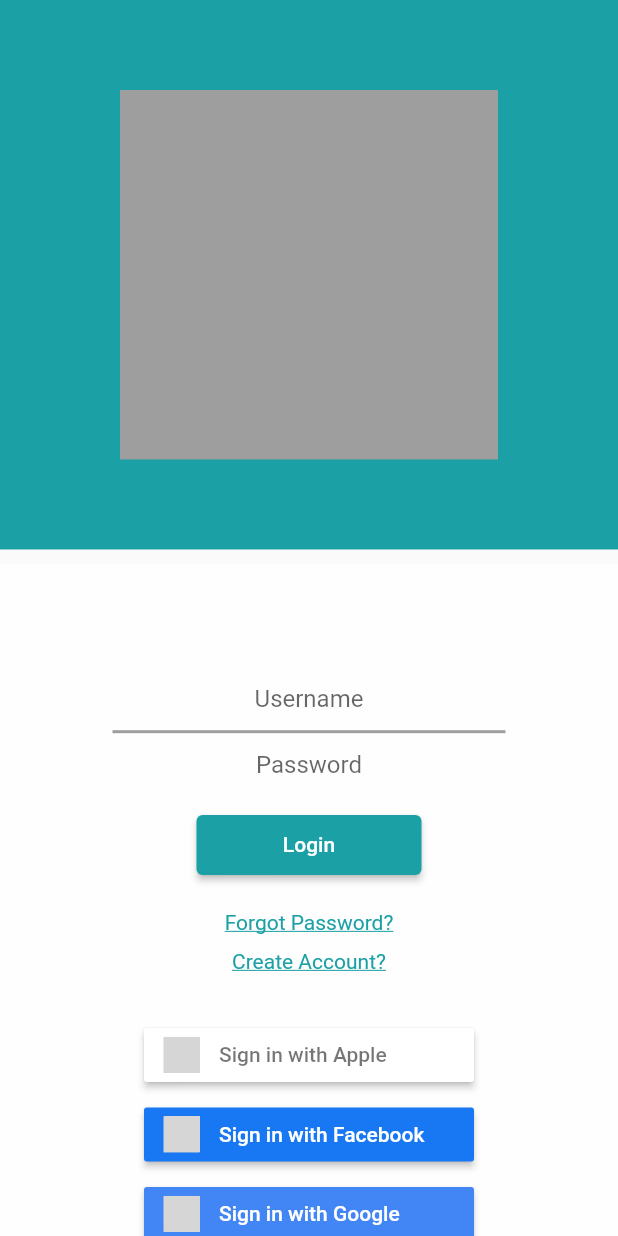
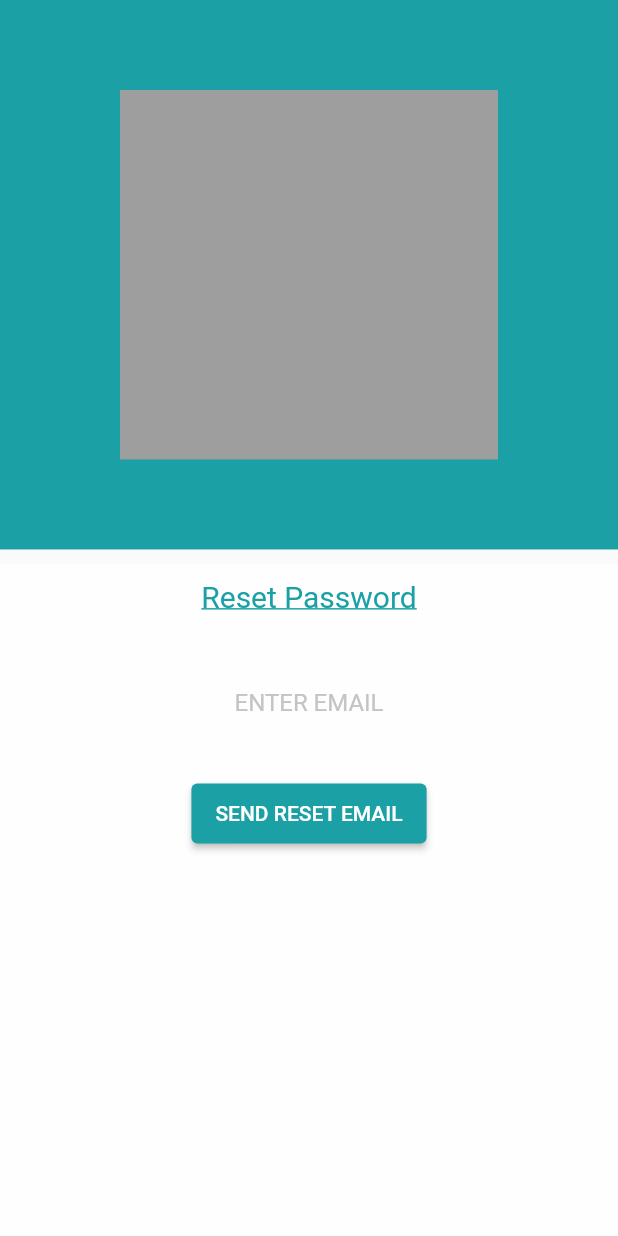
Before and after one commit to Uzairkhan98/Task-1, a Flutter app: the screen it shows after launch, after a tap on "Forgot Password?", on a phone screen of 412 x 824 dp. Run offline on Flutter 3.47's test engine with Material 2 defaults, Android fonts, the phone set to English and light mode, and no system bars; our stand-ins replace flutter_signin_button; grey boxes are pictures that could not be loaded.

Commit message:
Added final forget password and set password pages

```diff
--- a/lib/Screens/Signin/home.dart
+++ b/lib/Screens/Signin/home.dart
@@ -2,6 +2,7 @@ import 'package:flutter/material.dart';
 import 'package:flutter_signin_button/flutter_signin_button.dart';
 
 import '../Signup/home.dart';
+import 'reset.dart';
 
 
 class Signin extends StatefulWidget {
@@ -85,7 +86,14 @@ class _SigninState extends State<Signin> {
                               decoration: TextDecoration.underline,
                             ),
                           ),
-                          onTap: () => {}
+                          onTap: () => {
+                            Navigator.push(
+                              context,
+                              MaterialPageRoute(builder: (context) {
+                                return const Reset();
+                              }),
+                            )
+                          },
                       ),
                       const SizedBox(height: 10),
                       InkWell(
--- /dev/null
+++ b/lib/Screens/Signin/reset.dart
@@ -0,0 +1,94 @@
+import 'package:flutter/material.dart';
+
+import 'set.dart';
+
+class Reset extends StatefulWidget {
+  const Reset({Key? key}) : super(key: key);
+
+  @override
+  _ResetState createState() => _ResetState();
+}
+
+class _ResetState extends State<Reset> {
+  @override
+  Widget build(BuildContext context) {
+    return Scaffold(
+      body: Column(
+        children: <Widget>[
+          Expanded(
+            flex: 45,
+            child: Container(
+              color: const Color(0xff1ba1a5),
+              padding: const EdgeInsets.symmetric(horizontal: 80, vertical: 60),
+              child: SafeArea(
+                child: Container(
+                  color: Colors.grey,
+                ),
+              ),
+            ),
+          ),
+          const SizedBox(
+            height: 10,
+          ),
+          Expanded(
+            flex: 55,
+            child: Container(
+              color: Colors.white70,
+              child: Center(
+                child: Padding(
+                  padding: const EdgeInsets.fromLTRB(40,0,40,0),
+                  child: Column(
+                    children: <Widget>[
+                      const SizedBox(
+                        height: 10,
+                      ),
+                      InkWell(
+                          child: const Text('Reset Password',
+                            style: TextStyle(
+                              color: Color(0xff1ba1a5),
+                              decoration: TextDecoration.underline,
+                              fontSize: 20,
+                            ),
+                          ),
+                          onTap: () => {}
+                      ),
+                      const SizedBox(
+                        height: 50,
+                      ),
+                      TextField(
+                        textAlign: TextAlign.center,
+                        decoration: InputDecoration.collapsed(
+                            hintText: 'Enter Email'.toUpperCase(),
+                            hintStyle: const TextStyle(color: Color(0xffC4C4C4))
+                        ),
+                      ),
+                      const SizedBox(height: 20),
+                      Padding(
+                        padding: const EdgeInsets.symmetric(horizontal: 30, vertical: 20),
+                        child: ElevatedButton(
+                          onPressed: () =>  {
+                            Navigator.push(
+                              context,
+                              MaterialPageRoute(builder: (context) {
+                                return const Set();
+                              }),
+                            )
+                          },
+                          child: Text ('Send reset Email'.toUpperCase()),
+                          style: ElevatedButton.styleFrom(
+                              primary: const Color(0xff1ba1a5),
+                              minimumSize: const Size(150, 40)
+                          ),
+                        ),
+                      ),
+                    ],
+                  ),
+                ),
+              ),
+            ),
+          ),
+        ],
+      ),
+    );
+  }
+}
```
Also changed, not shown: lib/Screens/Signin/set.dart (added, +104 -0 lines).
